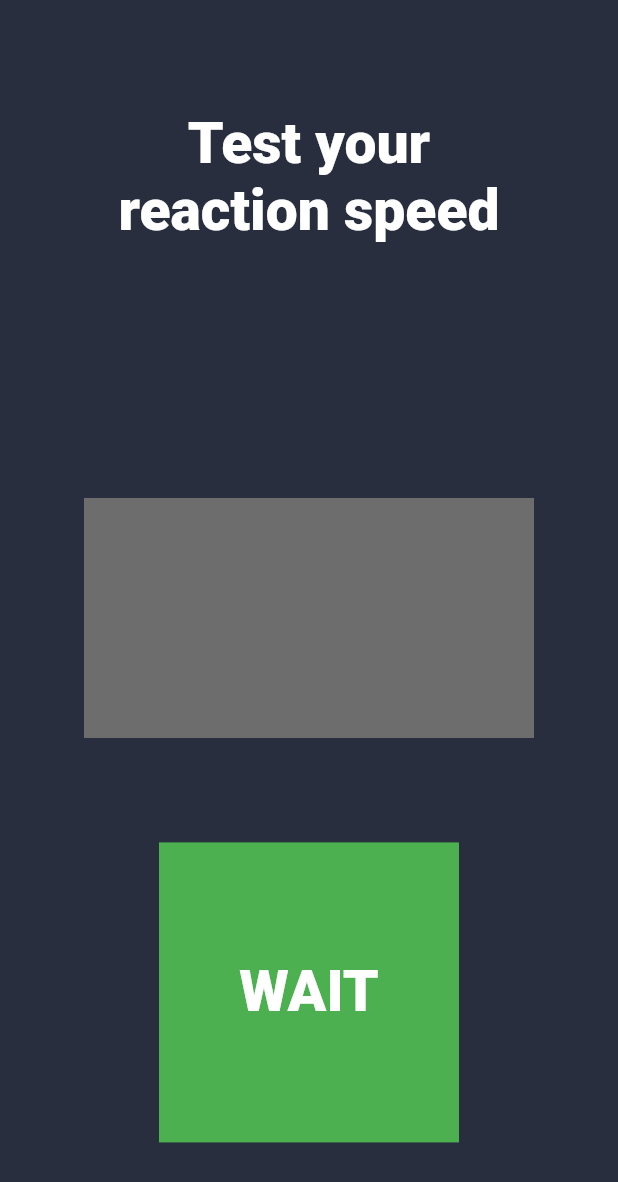
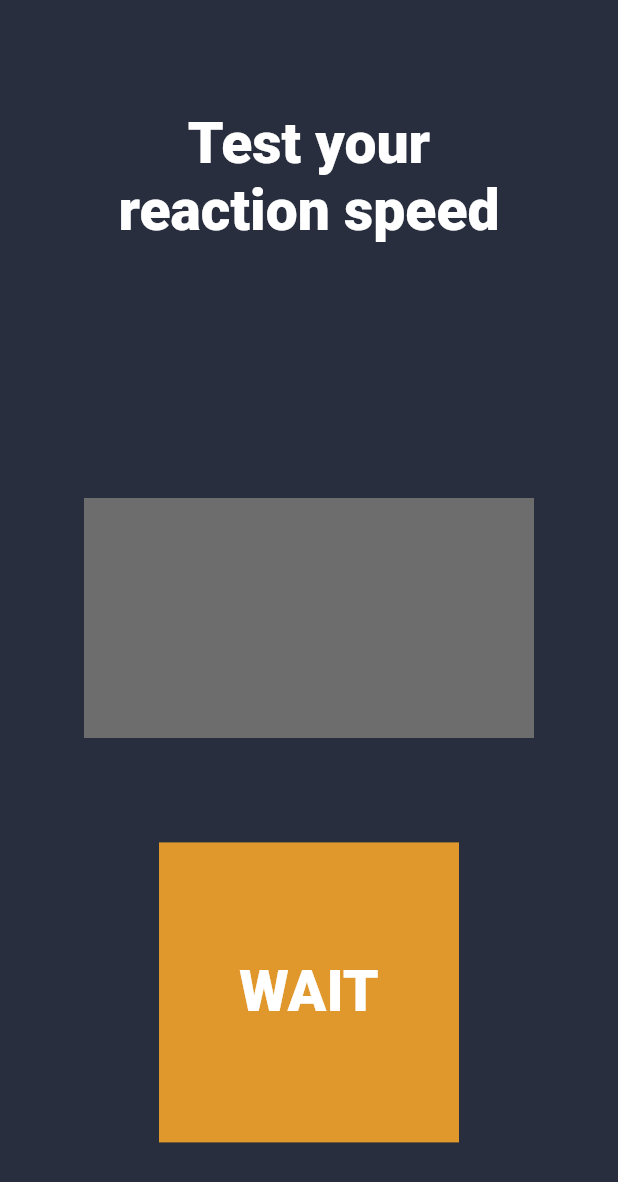
Before and after one commit to arkadyMann/Flutter_Push_Proj.1, a Flutter app: the screen it shows after launch, after a tap on "START", on a phone screen of 412 x 824 dp. Shown: the top 1182 px of the screen. Run offline on Flutter 3.47's test engine with Material 2 defaults, Android fonts, the phone set to English and light mode, and no system bars.

Commit message:
version 2 updated

```diff
--- a/lib/main.dart
+++ b/lib/main.dart
@@ -7,9 +7,6 @@ import 'package:flutter/material.dart';
 void main() {
   runApp(const MyApp());
 }
-
-
-
 
 extension ColorExtension on String {
   toColor() {
@@ -56,9 +53,7 @@ hexColor (String colorhexcode) {
   return colorint;
 }
 
-  Color _buttonColor1 = Colors.green;
-  Color _buttonColor2 = Colors.yellow;
-  Color _buttonColor3 = Colors.red;
+
 
 
   @override
@@ -94,7 +89,6 @@ hexColor (String colorhexcode) {
                     _startWaitingTimer();
                     break;
                   case GameState.waiting:
-                    _buttonColor2;
                     break;
                   case GameState.canBeStopped:
                     gameState = GameState.readyToStart;
@@ -103,7 +97,7 @@ hexColor (String colorhexcode) {
                 }
               }),
               child: ColoredBox(
-                color: Colors.green,  // START подложка
+                color: _getButtonColor(),  // START подложка
                 child: SizedBox(
                   height: 200,
                   width: 200,
@@ -145,6 +139,7 @@ hexColor (String colorhexcode) {
     );
   }
 
+
   String _getButtonText() {
     switch (gameState) {
       case GameState.readyToStart:
@@ -183,6 +178,21 @@ hexColor (String colorhexcode) {
       });
     });
   }
+
+  Color _getButtonColor() {
+    switch (gameState) {
+      case GameState.readyToStart:
+        return const Color(0xFF40CA88);
+      case GameState.waiting:
+        return const Color(0xFFE0982D);
+      case GameState.canBeStopped:
+        return const Color(0xFFE02D47);
+
+    }
+
+
+  }
 }
 
+
 enum GameState { readyToStart, waiting, canBeStopped}
```
